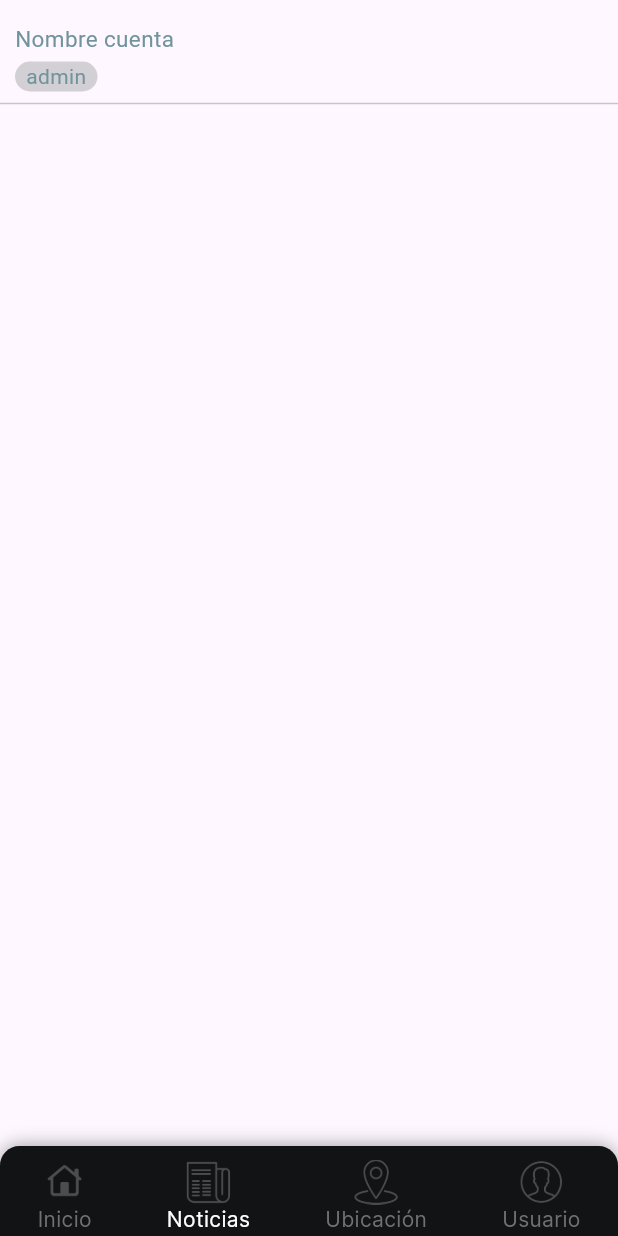
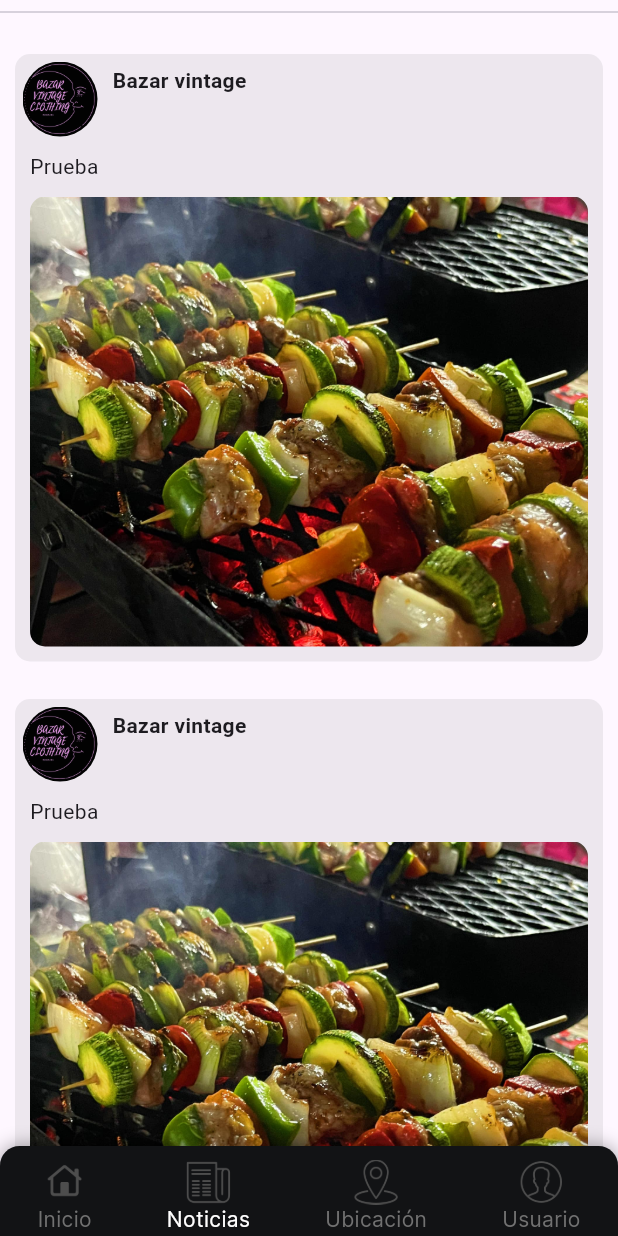
Before and after one commit to Joapava/Proyecto_BAZAPP, a Flutter app: the BarraNavegacion screen opened directly, item 2 of the bottom bar chosen, on a phone screen of 412 x 824 dp. Run offline on Flutter 3.47's test engine with Material 3 defaults, Android fonts, the phone set to English and light mode, and no system bars; our stand-ins replace photo_view.

Commit message:
Se modifico la carga de las imagenes
Se modifico que las imagenes se obtuvieran de internet ahora son locales

```diff
--- a/prueba/lib/components/barra_navegacion.dart
+++ b/prueba/lib/components/barra_navegacion.dart
@@ -28,7 +28,7 @@ class _BarraNavegacionState extends State<BarraNavegacion> {
 
   final List<Widget> _paginas = [
     const PaginaInicio(),
-    const paginaNoticias(),
+    const PaginaNoticias(),
     const PaginaPuestos(),
     const Center(child: Text("Perfil")),
   ];
@@ -78,7 +78,7 @@ class _BarraNavegacionState extends State<BarraNavegacion> {
             padding: const EdgeInsets.fromLTRB(0, 8, 0, 0),
             child: Image.asset(imagePath, width: 30, height: 30),
           ),
-          Text(label, style: TextStyle(color: index == _indiceSeleccionado ? Color.fromRGBO(255, 255, 255, 1) : Color.fromRGBO(113, 113, 113, 1.0), fontFamily: "inter")),
+          Text(label, style: TextStyle(color: index == _indiceSeleccionado ? const Color.fromRGBO(255, 255, 255, 1) : const Color.fromRGBO(113, 113, 113, 1.0), fontFamily: "inter")),
         ],
       ),
     );
--- a/prueba/lib/data/imagenes_data.dart
+++ b/prueba/lib/data/imagenes_data.dart
@@ -1,5 +1,16 @@
 List images = [
 
+  "1.jpg",
+  "2.jpg",
+  "3.jpg",
+  "4.jpg",
+  "5.jpg",
+  "6.jpg",
+  "7.jpg",
+  "8.jpg",
+  "9.jpg",
+  "10.jpg",
+  "11.jpg",
 
 ]
 ;
--- a/prueba/lib/data/noticias_data.dart
+++ b/prueba/lib/data/noticias_data.dart
@@ -11,4 +11,12 @@ class Noticia {
 // Asumiendo que tienes una lista de noticias.
 List<Noticia> noticias = [
 
+  Noticia("lib/images-prueba/foto-bazar.jpg", "Bazar vintage", "Prueba", "lib/images-prueba/1.jpg"),
+
+  Noticia("lib/images-prueba/foto-bazar.jpg", "Bazar vintage", "Prueba", "lib/images-prueba/1.jpg"),
+
+  Noticia("lib/images-prueba/foto-bazar.jpg", "Bazar vintage", "Prueba", "lib/images-prueba/1.jpg"),
+
+  Noticia("lib/images-prueba/foto-bazar.jpg", "Bazar vintage", "Prueba", "lib/images-prueba/1.jpg"),
+
 ];
--- a/prueba/lib/pages/pagina_noticias.dart
+++ b/prueba/lib/pages/pagina_noticias.dart
@@ -1,26 +1,23 @@
 import 'package:flutter/material.dart';
-import 'package:prueba/components/barra_cuenta.dart';
 import 'package:prueba/data/noticias_data.dart';
 
-class paginaNoticias extends StatefulWidget {
-  const paginaNoticias({super.key});
+class PaginaNoticias extends StatefulWidget {
+  const PaginaNoticias({super.key});
 
   @override
-  State<paginaNoticias> createState() => _paginaNoticiasState();
+  State<PaginaNoticias> createState() => _PaginaNoticiasState();
 }
 
-class _paginaNoticiasState extends State<paginaNoticias> {
+class _PaginaNoticiasState extends State<PaginaNoticias> {
   @override
   Widget build(BuildContext context) {
-    return  Scaffold(
-      body:
-        SingleChildScrollView(
+    return const Scaffold(
+      body: SingleChildScrollView(
         child: Column(
           crossAxisAlignment: CrossAxisAlignment.start,
-            children: <Widget>[
-              const barraCuenta(),
-              const Divider(),
-              listaNoticias()
+          children:  <Widget>[
+            Divider(),
+            ListaNoticias(),
           ],
         ),
       ),
@@ -28,35 +25,52 @@ class _paginaNoticiasState extends State<paginaNoticias> {
   }
 }
 
-Widget listaNoticias() {
+class ListaNoticias extends StatelessWidget {
+  const ListaNoticias({Key? key}) : super(key: key);
+
+  @override
+  Widget build(BuildContext context) {
     return ListView.builder(
-    shrinkWrap: true, // Esto hace que el ListView se ajuste al tamaño de sus hijos.
-    physics: const NeverScrollableScrollPhysics(), // Esto deshabilita el propio desplazamiento del ListView.
+      shrinkWrap: true,
+      physics: const NeverScrollableScrollPhysics(),
       itemCount: noticias.length,
       itemBuilder: (context, index) {
-      Noticia noticia = noticias[index];
-      return formularioNoticia(
-        noticia.urlImagenPerfil,
-        noticia.nombrePerfil,
-        noticia.cuerpoNoticia,
-        noticia.urlImagenNoticia,
+        var noticia = noticias[index];
+        return FormularioNoticia(
+          urlImagenPerfil: noticia.urlImagenPerfil, // Asegúrate de actualizar la ruta
+          nombrePerfil: noticia.nombrePerfil,
+          cuerpoNoticia: noticia.cuerpoNoticia,
+          urlImagenNoticia: noticia.urlImagenNoticia, // Asegúrate de actualizar la ruta
         );
       },
     );
   }
+}
 
+class FormularioNoticia extends StatelessWidget {
+  final String urlImagenPerfil;
+  final String nombrePerfil;
+  final String cuerpoNoticia;
+  final String urlImagenNoticia;
 
-Widget formularioNoticia(String urlImagenPerfil, String nombrePerfil, String cuerpoNoticia, String urlImagenNoticia)
-{
+  const FormularioNoticia({
+    Key? key,
+    required this.urlImagenPerfil,
+    required this.nombrePerfil,
+    required this.cuerpoNoticia,
+    required this.urlImagenNoticia,
+  }) : super(key: key);
+
+  @override
+  Widget build(BuildContext context) {
     return Container(
       margin: const EdgeInsets.fromLTRB(10, 20, 10, 5),
       decoration: const BoxDecoration(
-    color: Color.fromRGBO(168, 169, 171,0.2),
-    borderRadius: BorderRadius.all(Radius.circular(10))
+        color: Color.fromRGBO(168, 169, 171, 0.2),
+        borderRadius: BorderRadius.all(Radius.circular(10)),
       ),
       child: Column(
         children: <Widget>[
-
           Row(
             children: [
               Container(
@@ -65,32 +79,33 @@ Widget formularioNoticia(String urlImagenPerfil, String nombrePerfil, String cue
                 margin: const EdgeInsets.fromLTRB(5, 5, 0, 0),
                 child: ClipRRect(
                   borderRadius: BorderRadius.circular(100),
-                        child: Image.network(urlImagenPerfil)
+                  child: Image.asset(urlImagenPerfil),  // Cambiado a Image.asset
                 ),
               ),
-
               Container(
                 margin: const EdgeInsets.fromLTRB(10, 0, 10, 20),
-                child:  Text(nombrePerfil,style: const TextStyle(fontWeight: FontWeight.bold),)),
+                child: Text(nombrePerfil, style: const TextStyle(fontWeight: FontWeight.bold)),
+              ),
             ],
           ),
-
           Container(
             margin: const EdgeInsets.fromLTRB(10, 10, 10, 10),
             child: Align(
               alignment: Alignment.topLeft,
-              child: Text(cuerpoNoticia,textAlign: TextAlign.justify,)),
+              child: Text(cuerpoNoticia, textAlign: TextAlign.justify),
             ),
-
+          ),
           Container(
             width: 500,
             height: 300,
             margin: const EdgeInsets.fromLTRB(10, 0, 10, 10),
             child: ClipRRect(
               borderRadius: const BorderRadius.all(Radius.circular(10)),
-                    child: Image.network(urlImagenNoticia, fit: BoxFit.cover))
+              child: Image.asset(urlImagenNoticia, fit: BoxFit.cover),  // Cambiado a Image.asset
+            ),
           ),
         ],
       ),
     );
   }
+}
--- a/prueba/pubspec.yaml
+++ b/prueba/pubspec.yaml
@@ -11,6 +11,8 @@ environment:
 dependencies:
   flutter:
     sdk: flutter
+  photo_view: ^0.14.0
+
 
   cupertino_icons: ^1.0.6
   google_nav_bar: ^5.0.6
@@ -26,6 +28,7 @@ flutter:
 
   assets:
     - lib/images/
+    - lib/images-prueba/
     - assets/
 
 
```
Also changed, not shown: prueba/lib/pages/imagen_pagina.dart (+20 -16 lines), prueba/lib/pages/pagina_inicio.dart (+17 -21 lines), prueba/lib/images-prueba/1.jpg (added), prueba/lib/images-prueba/10.jpg (added), prueba/lib/images-prueba/11.jpg (added), prueba/lib/images-prueba/2.jpg (added), prueba/lib/images-prueba/3.jpg (added), prueba/lib/images-prueba/4.jpg (added), prueba/lib/images-prueba/5.jpg (added), prueba/lib/images-prueba/6.jpg (added), prueba/lib/images-prueba/7.jpg (added), prueba/lib/images-prueba/8.jpg (added), prueba/lib/images-prueba/9.jpg (added), prueba/lib/images-prueba/foto-bazar.jpg (added), 1 more files. Lines whose indentation alone changed are shown as unchanged.
